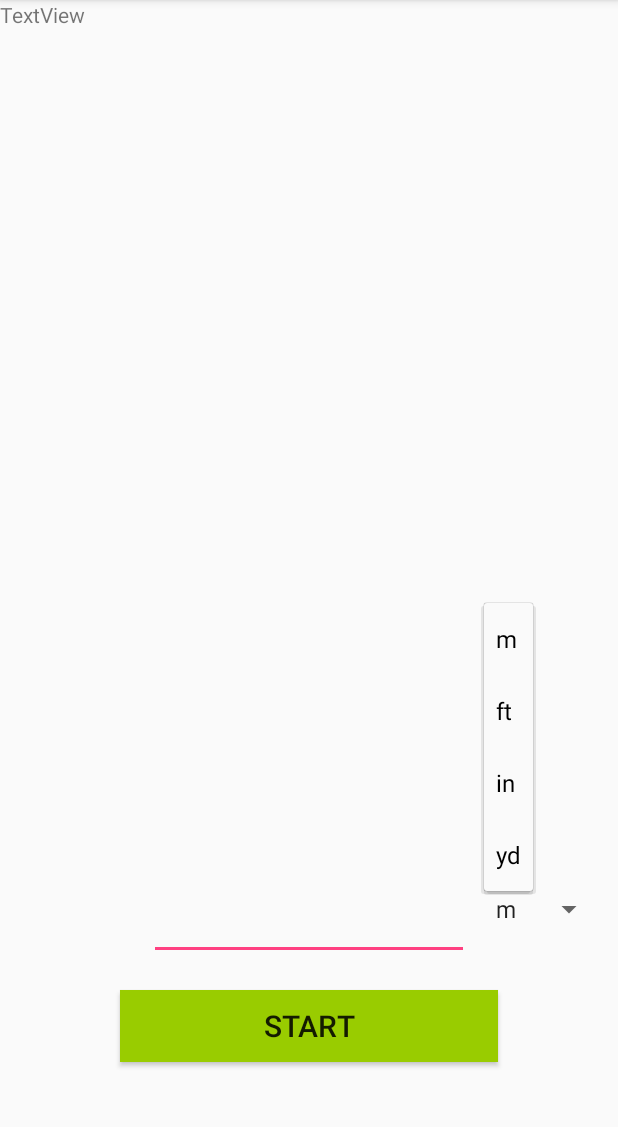
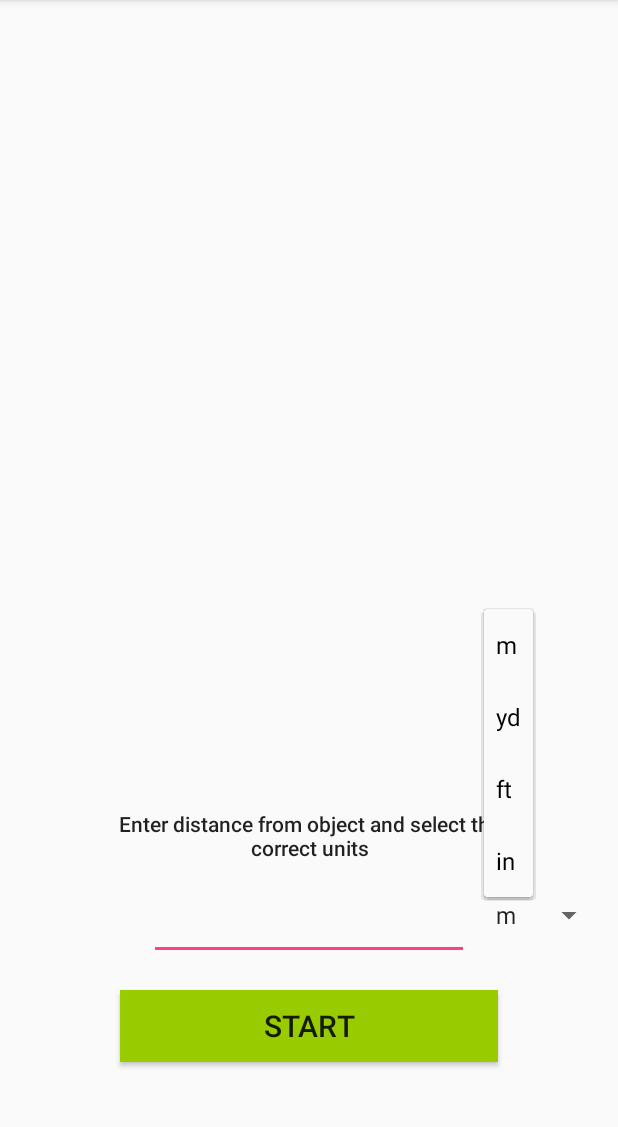
Before and after one commit to MasonMcV/Measurematics, an Android app: the screen it shows after launch (MainActivity), after a tap on an icon or button, on a phone screen of 412 x 824 dp, the part 84-1211 px from its top. Run offline under Robolectric (Android 15) with nearby library versions, the phone set to English and light mode, and no system bars.

Commit message:
Updates to home UI

```diff
--- a/app/src/main/AndroidManifest.xml
+++ b/app/src/main/AndroidManifest.xml
@@ -4,19 +4,21 @@
 
     <application
         android:allowBackup="true"
+        android:screenOrientation="nosensor"
         android:icon="@mipmap/ic_launcher"
         android:label="@string/app_name"
         android:roundIcon="@mipmap/ic_launcher_round"
         android:supportsRtl="true"
         android:theme="@style/AppTheme">
-        <activity android:name=".MainActivity">
+        <activity
+            android:name=".MainActivity"
+            android:screenOrientation="portrait">
             <intent-filter>
                 <action android:name="android.intent.action.MAIN" />
-
                 <category android:name="android.intent.category.LAUNCHER" />
             </intent-filter>
         </activity>
-        <activity android:name=".DataGathering"></activity>
+
     </application>
 
 </manifest>
--- a/app/src/main/res/layout-land/activity_main.xml
+++ /dev/null
@@ -1,42 +0,0 @@
-<?xml version="1.0" encoding="utf-8"?>
-<android.support.constraint.ConstraintLayout xmlns:android="http://schemas.android.com/apk/res/android"
-    xmlns:app="http://schemas.android.com/apk/res-auto"
-    xmlns:tools="http://schemas.android.com/tools"
-    android:layout_width="match_parent"
-    android:layout_height="match_parent"
-    tools:context="com.msquared.physicskinematics.MainActivity">
-
-    <Button
-        android:id="@+id/button"
-        android:layout_width="232dp"
-        android:layout_height="55dp"
-        android:layout_marginBottom="32dp"
-        android:background="@android:color/holo_green_light"
-        android:text="START"
-        android:textAppearance="@style/TextAppearance.AppCompat.Light.SearchResult.Title"
-        app:layout_constraintBottom_toBottomOf="parent"
-        app:layout_constraintEnd_toEndOf="parent"
-        app:layout_constraintStart_toStartOf="parent" />
-
-    <EditText
-        android:id="@+id/editText2"
-        android:layout_width="wrap_content"
-        android:layout_height="wrap_content"
-        android:layout_marginBottom="10dp"
-        android:ems="10"
-        android:inputType="numberDecimal"
-        app:layout_constraintBottom_toTopOf="@+id/button"
-        app:layout_constraintEnd_toEndOf="parent"
-        app:layout_constraintStart_toStartOf="parent" />
-
-    <Spinner
-        android:id="@+id/spinner2"
-        android:layout_width="0dp"
-        android:layout_height="wrap_content"
-        android:layout_marginBottom="110dp"
-        android:layout_marginStart="10dp"
-        android:entries="@array/unit_array"
-        app:layout_constraintBottom_toBottomOf="parent"
-        app:layout_constraintStart_toEndOf="@+id/editText2" />
-
-</android.support.constraint.ConstraintLayout>
--- a/app/src/main/res/layout/activity_main.xml
+++ b/app/src/main/res/layout/activity_main.xml
@@ -35,20 +35,24 @@
         android:id="@+id/spinner"
         android:layout_width="0dp"
         android:layout_height="wrap_content"
-        android:layout_marginBottom="150dp"
         android:layout_marginStart="10dp"
+        android:layout_marginTop="3dp"
         android:entries="@array/unit_array"
         android:prompt="@string/unit_prompt"
-        app:layout_constraintBottom_toBottomOf="parent"
         app:layout_constraintStart_toEndOf="@+id/editText"
+        app:layout_constraintTop_toTopOf="@+id/editText"
         tools:ignore="MissingConstraints" />
 
     <TextView
         android:id="@+id/textView"
         android:layout_width="wrap_content"
         android:layout_height="wrap_content"
-        android:text="TextView"
-        tools:layout_editor_absoluteX="41dp"
-        tools:layout_editor_absoluteY="42dp" />
+        android:gravity="center"
+        android:layout_marginBottom="20dp"
+        android:text="@string/home_instructions"
+        android:textAppearance="@style/TextAppearance.AppCompat.Body2"
+        app:layout_constraintBottom_toTopOf="@+id/editText"
+        app:layout_constraintEnd_toEndOf="parent"
+        app:layout_constraintStart_toStartOf="parent" />
 
 </android.support.constraint.ConstraintLayout>
--- a/app/src/main/res/values/strings.xml
+++ b/app/src/main/res/values/strings.xml
@@ -3,10 +3,12 @@
 
     <string name="unit_prompt">units</string>
 
+    <string name="home_instructions">Enter distance from object and select the\ncorrect units</string>
+
     <string-array name="unit_array">
         <item>m</item>
+        <item>yd</item>
         <item>ft</item>
         <item>in</item>
-        <item>yd</item>
     </string-array>
 </resources>
```
